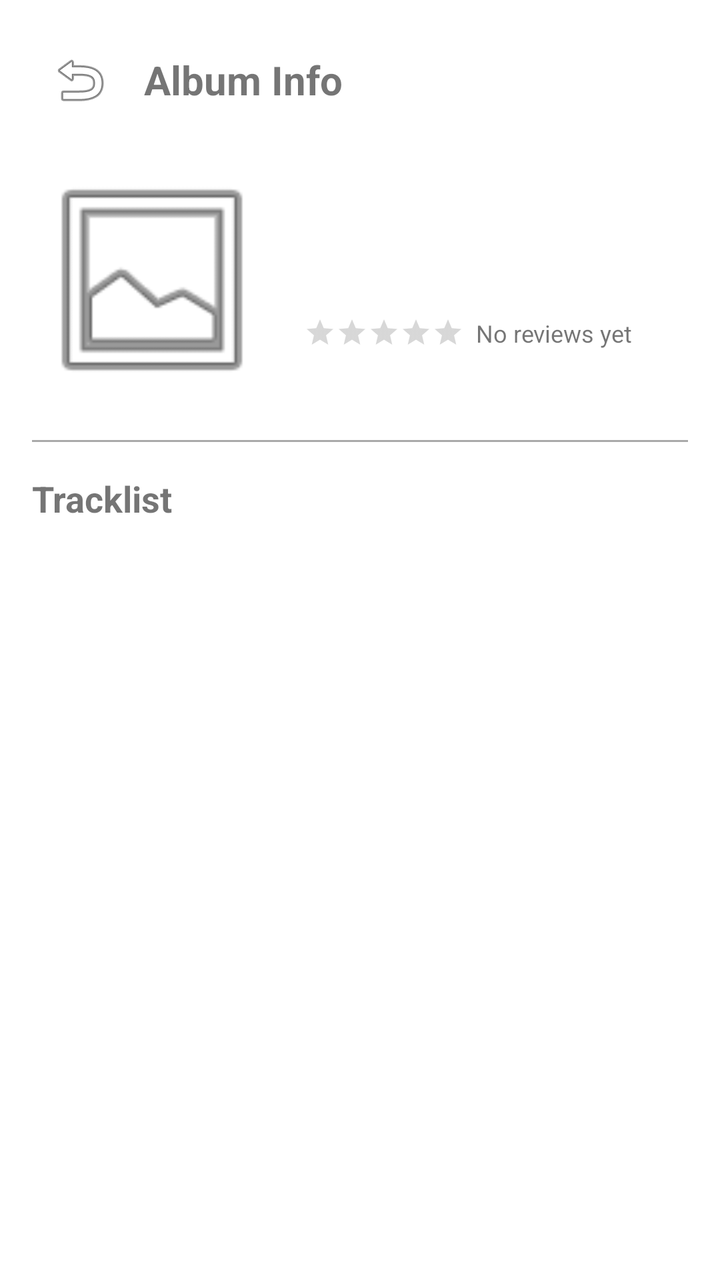
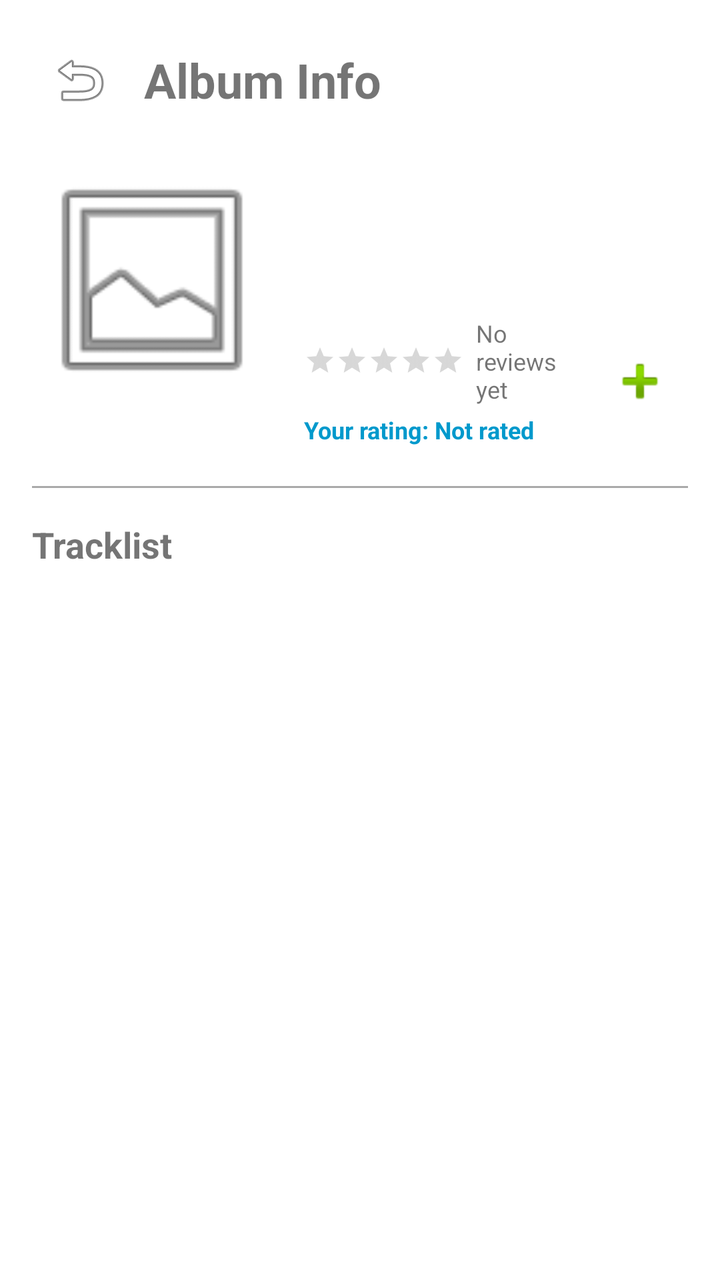

Screens rendered from an Android XML layout before and after an edit, with the pre-edit source and the edit as a unified diff.
<!-- AndroidManifest.xml: application theme Theme.YourSoundTrack -->
<!-- res/layout/fragment_album_detail.xml -->
<?xml version="1.0" encoding="utf-8"?>
<ScrollView xmlns:android="http://schemas.android.com/apk/res/android"
    xmlns:app="http://schemas.android.com/apk/res-auto"
    android:layout_width="match_parent"
    android:layout_height="match_parent"
    android:fillViewport="true">

    <LinearLayout
        android:layout_width="match_parent"
        android:layout_height="wrap_content"
        android:orientation="vertical"
        android:padding="16dp">

        
        <LinearLayout
            android:layout_width="match_parent"
            android:layout_height="wrap_content"
            android:orientation="horizontal"
            android:gravity="center_vertical"
            android:layout_marginBottom="16dp">

            <ImageButton
                android:id="@+id/btn_back"
                android:layout_width="48dp"
                android:layout_height="48dp"
                android:background="?attr/selectableItemBackgroundBorderless"
                android:src="@android:drawable/ic_menu_revert"
                android:contentDescription="Go Back" />

            <TextView
                android:layout_width="wrap_content"
                android:layout_height="wrap_content"
                android:text="Album Info"
                android:textSize="20sp"
                android:textStyle="bold"
                android:layout_marginStart="8dp" />
        </LinearLayout>

        
        <LinearLayout
            android:layout_width="match_parent"
            android:layout_height="wrap_content"
            android:orientation="horizontal"
            android:layout_marginBottom="20dp">

            <ImageView
                android:id="@+id/iv_detail_cover"
                android:layout_width="120dp"
                android:layout_height="120dp"
                android:scaleType="centerCrop"
                android:src="@android:drawable/ic_menu_gallery" />

            <LinearLayout
                android:layout_width="0dp"
                android:layout_height="wrap_content"
                android:layout_weight="1"
                android:orientation="vertical"
                android:layout_marginStart="16dp">

                <TextView
                    android:id="@+id/tv_detail_title"
                    android:layout_width="wrap_content"
                    android:layout_height="wrap_content"
                    android:textSize="18sp"
                    android:textStyle="bold" />

                <TextView
                    android:id="@+id/tv_detail_artist"
                    android:layout_width="wrap_content"
                    android:layout_height="wrap_content"
                    android:textSize="15sp"
                    android:textColor="@android:color/darker_gray"
                    android:layout_marginTop="4dp" />

                <TextView
                    android:id="@+id/tv_detail_genre_year"
                    android:layout_width="wrap_content"
                    android:layout_height="wrap_content"
                    android:textSize="13sp"
                    android:textColor="@android:color/darker_gray"
                    android:layout_marginTop="4dp" />

                
                <LinearLayout
                    android:layout_width="wrap_content"
                    android:layout_height="wrap_content"
                    android:orientation="horizontal"
                    android:gravity="center_vertical"
                    android:layout_marginTop="8dp">

                    <RatingBar
                        android:id="@+id/rating_bar_avg"
                        style="?android:attr/ratingBarStyleSmall"
                        android:layout_width="wrap_content"
                        android:layout_height="wrap_content"
                        android:isIndicator="true"
                        android:numStars="5"
                        android:stepSize="0.1" />

                    <TextView
                        android:id="@+id/tv_avg_rating_text"
                        android:layout_width="wrap_content"
                        android:layout_height="wrap_content"
                        android:textSize="12sp"
                        android:layout_marginStart="6dp"
                        android:text="No reviews yet" />
                </LinearLayout>
            </LinearLayout>
        </LinearLayout>

        <View
            android:layout_width="match_parent"
            android:layout_height="1dp"
            android:background="@android:color/darker_gray"
            android:layout_marginBottom="16dp" />

        
        <TextView
            android:layout_width="wrap_content"
            android:layout_height="wrap_content"
            android:text="Tracklist"
            android:textSize="18sp"
            android:textStyle="bold"
            android:layout_marginBottom="12dp" />

        <androidx.recyclerview.widget.RecyclerView
            android:id="@+id/rv_tracklist"
            android:layout_width="match_parent"
            android:layout_height="wrap_content"
            app:layoutManager="androidx.recyclerview.widget.LinearLayoutManager"
            android:orientation="vertical" />

    </LinearLayout>
</ScrollView>
<!-- resources referenced by this layout -->
<resources>
  <style name="Theme.YourSoundTrack" parent="Theme.MaterialComponents.DayNight.NoActionBar">
          <item name="android:fitsSystemWindows">true</item>
          <item name="colorPrimary">@color/purple_500</item>
      </style>
  <color name="purple_500">#FF6200EE</color>
</resources>

<!-- the commit's change to res/layout/fragment_album_detail.xml (unified diff, before → after) -->
@@ -11,7 +11,6 @@
         android:orientation="vertical"
         android:padding="16dp">
 
-        
         <LinearLayout
             android:layout_width="match_parent"
             android:layout_height="wrap_content"
@@ -21,8 +20,8 @@
 
             <ImageButton
                 android:id="@+id/btn_back"
-                android:layout_width="48dp"
-                android:layout_height="48dp"
+                android:layout_width="@dimen/button_size"
+                android:layout_height="@dimen/button_size"
                 android:background="?attr/selectableItemBackgroundBorderless"
                 android:src="@android:drawable/ic_menu_revert"
                 android:contentDescription="Go Back" />
@@ -31,7 +30,7 @@
                 android:layout_width="wrap_content"
                 android:layout_height="wrap_content"
                 android:text="Album Info"
-                android:textSize="20sp"
+                android:textSize="@dimen/screen_title_size"
                 android:textStyle="bold"
                 android:layout_marginStart="8dp" />
         </LinearLayout>
@@ -50,6 +49,7 @@
                 android:scaleType="centerCrop"
                 android:src="@android:drawable/ic_menu_gallery" />
 
+            
             <LinearLayout
                 android:layout_width="0dp"
                 android:layout_height="wrap_content"
@@ -80,31 +80,63 @@
                     android:textColor="@android:color/darker_gray"
                     android:layout_marginTop="4dp" />
 
-                
                 <LinearLayout
-                    android:layout_width="wrap_content"
+                    android:layout_width="match_parent"
                     android:layout_height="wrap_content"
                     android:orientation="horizontal"
                     android:gravity="center_vertical"
                     android:layout_marginTop="8dp">
 
-                    <RatingBar
-                        android:id="@+id/rating_bar_avg"
-                        style="?android:attr/ratingBarStyleSmall"
-                        android:layout_width="wrap_content"
+                    <LinearLayout
+                        android:layout_width="0dp"
                         android:layout_height="wrap_content"
-                        android:isIndicator="true"
-                        android:numStars="5"
-                        android:stepSize="0.1" />
+                        android:layout_weight="1"
+                        android:orientation="vertical">
 
-                    <TextView
-                        android:id="@+id/tv_avg_rating_text"
-                        android:layout_width="wrap_content"
-                        android:layout_height="wrap_content"
-                        android:textSize="12sp"
-                        android:layout_marginStart="6dp"
-                        android:text="No reviews yet" />
+                        <LinearLayout
+                            android:layout_width="wrap_content"
+                            android:layout_height="wrap_content"
+                            android:orientation="horizontal"
+                            android:gravity="center_vertical">
+
+                            <RatingBar
+                                android:id="@+id/rating_bar_avg"
+                                style="?android:attr/ratingBarStyleSmall"
+                                android:layout_width="wrap_content"
+                                android:layout_height="wrap_content"
+                                android:isIndicator="true"
+                                android:numStars="5"
+                                android:stepSize="0.1" />
+
+                            <TextView
+                                android:id="@+id/tv_avg_rating_text"
+                                android:layout_width="wrap_content"
+                                android:layout_height="wrap_content"
+                                android:textSize="12sp"
+                                android:layout_marginStart="6dp"
+                                android:text="No reviews yet" />
+                        </LinearLayout>
+
+                        <TextView
+                            android:id="@+id/tv_user_personal_rating"
+                            android:layout_width="wrap_content"
+                            android:layout_height="wrap_content"
+                            android:textSize="12sp"
+                            android:textColor="@android:color/holo_blue_dark"
+                            android:textStyle="bold"
+                            android:layout_marginTop="4dp"
+                            android:text="Your rating: Not rated" />
+                    </LinearLayout>
+
+                    <ImageButton
+                        android:id="@+id/btn_want_to_listen"
+                        android:layout_width="@dimen/button_size"
+                        android:layout_height="@dimen/button_size"
+                        android:background="?attr/selectableItemBackgroundBorderless"
+                        android:src="@android:drawable/ic_input_add"
+                        android:contentDescription="Add to Want to Listen" />
                 </LinearLayout>
+
             </LinearLayout>
         </LinearLayout>
 
<!-- resource entries referenced after the edit -->
@@ -1,5 +1,7 @@
 <!-- resources referenced by this layout -->
 <resources>
+  <dimen name="button_size">48dp</dimen>
+  <dimen name="screen_title_size">24sp</dimen>
   <style name="Theme.YourSoundTrack" parent="Theme.MaterialComponents.DayNight.NoActionBar">
           <item name="android:fitsSystemWindows">true</item>
           <item name="colorPrimary">@color/purple_500</item>
